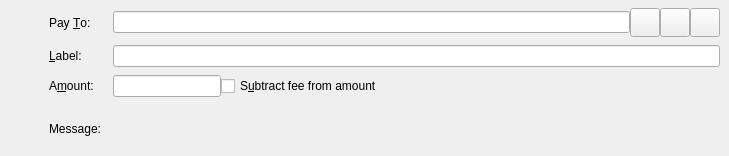
The window that src/qt/forms/sendcoinsentry.ui (odrowonz/atbcoin-insight) describes before a commit, drawn with Qt 5.
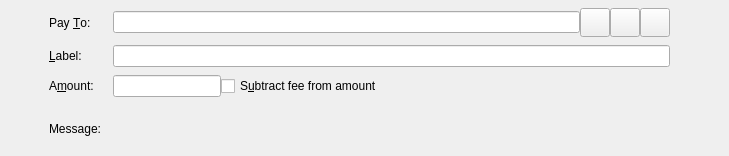
The same window after the commit. Icons and pictures are not drawn. Custom widgets are drawn as their Qt base class.

Diff of the .ui file:
```diff
--- a/src/qt/forms/sendcoinsentry.ui
+++ b/src/qt/forms/sendcoinsentry.ui
@@ -206,6 +206,22 @@
       </property>
      </widget>
     </item>
+    <item row="1" column="3">
+     <spacer name="horizontalSpacer_2">
+      <property name="orientation">
+       <enum>Qt::Horizontal</enum>
+      </property>
+      <property name="sizeType">
+       <enum>QSizePolicy::Fixed</enum>
+      </property>
+      <property name="sizeHint" stdset="0">
+       <size>
+        <width>50</width>
+        <height>20</height>
+       </size>
+      </property>
+     </spacer>
+    </item>
    </layout>
   </widget>
   <widget class="QFrame" name="SendCoins_UnauthenticatedPaymentRequest">
```
Left out of the diff: 89 changed lines with no effect on the pictures.
